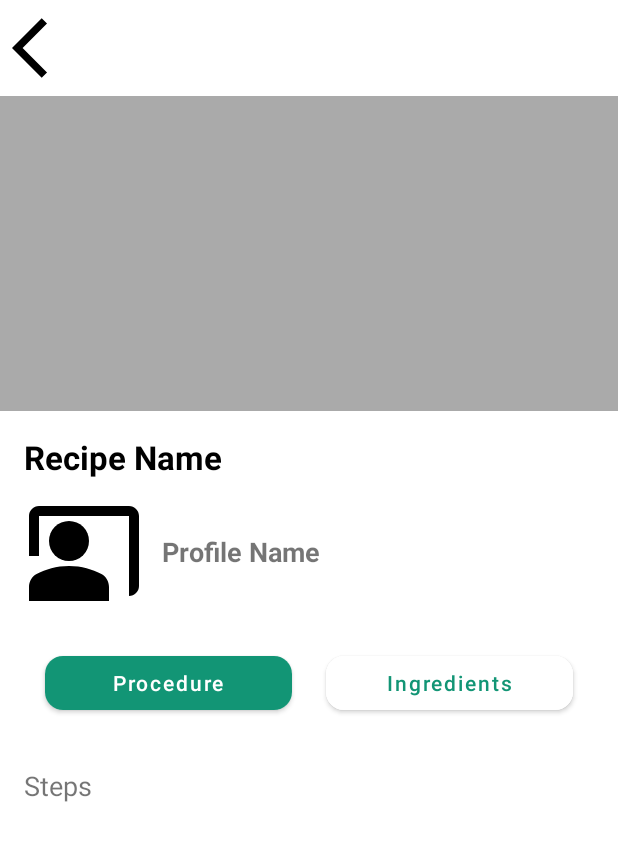
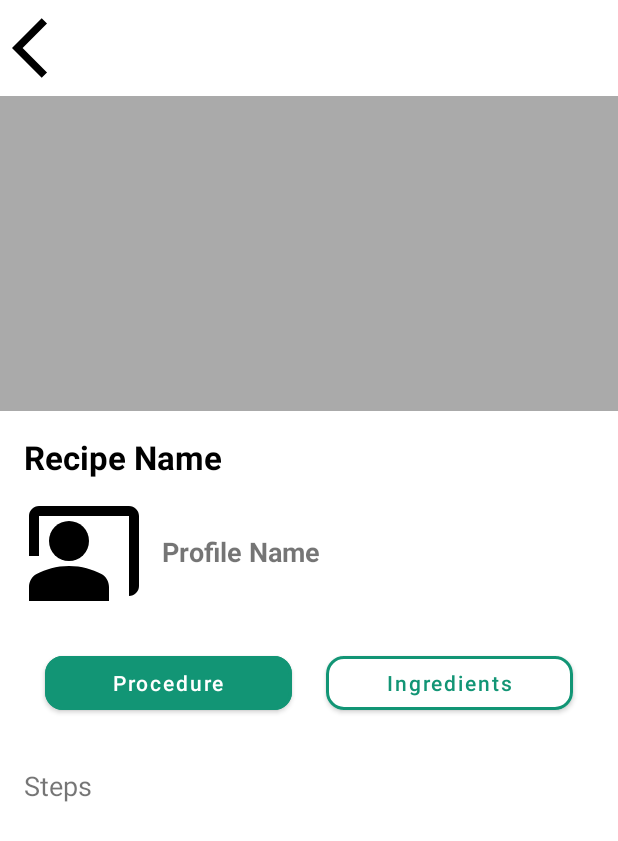
Before and after one commit to Hasindu071/GoodEats9, an Android app: the recipeMain screen opened directly, with no data from a screen before it, on a phone screen of 412 x 824 dp. Shown: the top 841 px of the screen. Run offline under Robolectric (Android 15) with nearby library versions, the phone set to English and light mode, and no system bars.

Commit message:
add backgroud stroke

```diff
--- a/app/src/main/res/layout/activity_recipe_main.xml
+++ b/app/src/main/res/layout/activity_recipe_main.xml
@@ -74,16 +74,16 @@
         <!-- Location -->
     </LinearLayout>
 
-    <!-- Follow Button -->
-
     <!-- Procedure Button -->
-    <Button
+    <com.google.android.material.button.MaterialButton
         android:id="@+id/procedureButton"
         android:layout_width="0dp"
         android:layout_height="wrap_content"
         android:text="Procedure"
         android:backgroundTint="@color/white"
         app:cornerRadius="12dp"
+        app:strokeColor="@color/green"
+        app:strokeWidth="2dp"
         android:textAllCaps="false"
         app:layout_constraintStart_toStartOf="parent"
         app:layout_constraintTop_toBottomOf="@+id/profileImage"
@@ -94,11 +94,13 @@
         app:layout_constraintWidth_percent="0.4" />
 
     <!-- Ingredients Button (Next to Procedure) -->
-    <Button
+    <com.google.android.material.button.MaterialButton
         android:id="@+id/ingredientsButton"
         android:layout_width="0dp"
         android:layout_height="wrap_content"
         android:text="Ingredients"
+        app:strokeColor="@color/green"
+        app:strokeWidth="2dp"
         android:backgroundTint="@color/white"
         app:cornerRadius="12dp"
         android:textAllCaps="false"
```
Also changed, not shown: app/src/main/res/drawable/button_unselected.xml (added, +9 -0 lines).
